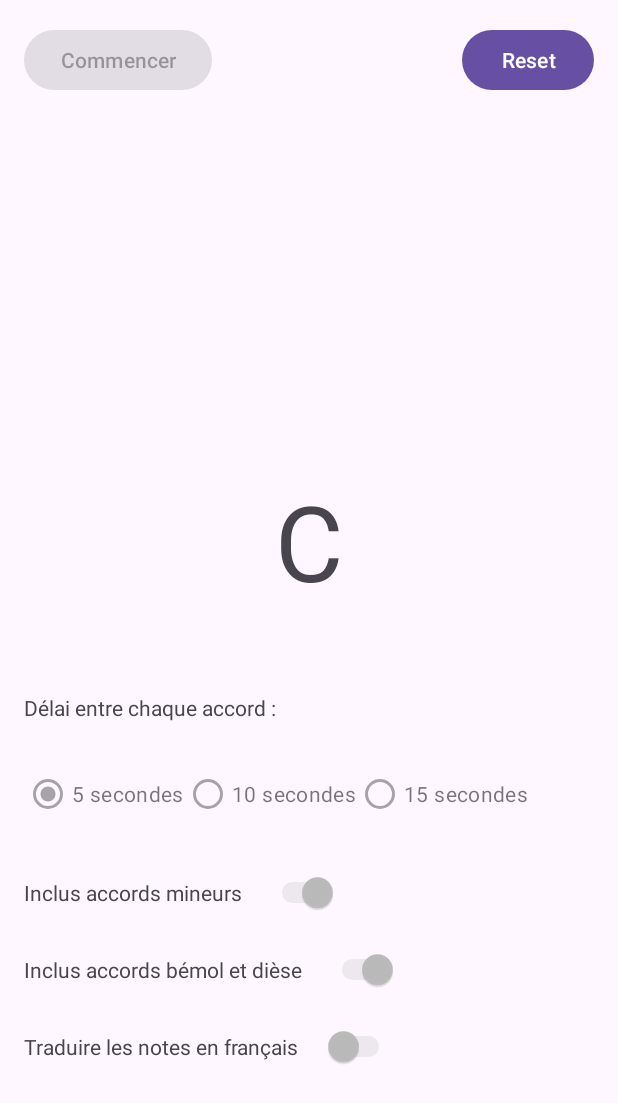
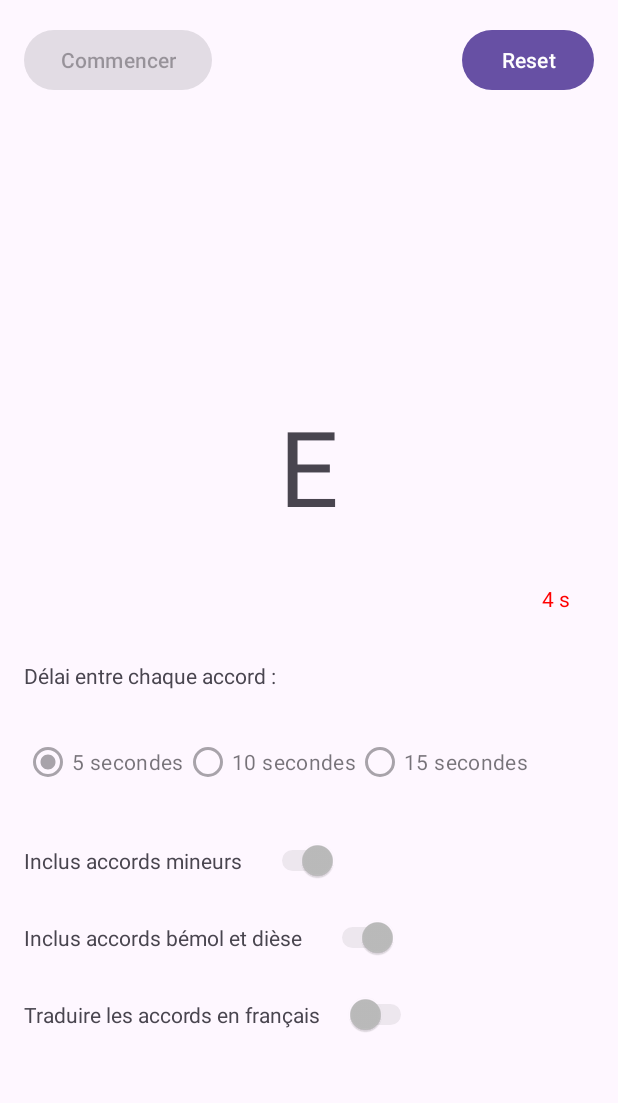
Before and after one commit to GodWindows/PianoChords, an Android app: the screen it shows after launch (MainActivity), after a tap on "Commencer", on a phone screen of 412 x 824 dp. Shown: the top 1103 px of the screen. Run offline under Robolectric (Android 15) with nearby library versions, the phone set to English and light mode, and no system bars.

Commit message:
Added a timer for the user to see the time left to recongnize each chord

```diff
--- a/app/src/main/java/com/godwindows/pianochords/Chord.java
+++ b/app/src/main/java/com/godwindows/pianochords/Chord.java
@@ -1,6 +1,7 @@
 package com.godwindows.pianochords;
 
 import java.util.ArrayList;
+import java.util.Collections;
 import java.util.HashMap;
 
 public enum Chord {
@@ -111,6 +112,7 @@ public enum Chord {
             allChords.add(A_MAJOR_SHARP);
             allChords.add(B_MAJOR_FLAT);
         }
+        Collections.shuffle(allChords);//Shuffle the chords in order to have a different order at each call
         return allChords;
     }
 
--- a/app/src/main/java/com/godwindows/pianochords/MainActivity.java
+++ b/app/src/main/java/com/godwindows/pianochords/MainActivity.java
@@ -1,5 +1,6 @@
 package com.godwindows.pianochords;
 
+import android.graphics.Color;
 import android.os.Bundle;
 import android.os.Handler;
 import android.os.Looper;
@@ -33,6 +34,7 @@ public class MainActivity extends AppCompatActivity {
     private TextView chordMainText;
     private TextView chordExponantText;
     private TextView chordSubscriptText;
+    private TextView timerText;
     private Button resetButton;
     private Button startButton;
     private RadioButton smallValueRadio ;
@@ -42,7 +44,8 @@ public class MainActivity extends AppCompatActivity {
     private Switch minorSwitch;
     private Switch flatAndSharpSwitch;
     private Switch traductionSwitch;
-    private Handler myHandler;
+    private Handler chordHandler;
+    private Handler timerHandler;
 
     /*The following values can be changed if you want to custom the delay duration between two chords.
     Just make sure to change the 'string.xml' file accordingly on the firstValue, secondValue and thirdValue keys*/
@@ -50,7 +53,6 @@ public class MainActivity extends AppCompatActivity {
     private final int MEDIUM_DURATION = 10000;
     private final int LARGE_DURATION = 15000;
     private int delay ;
-    private  boolean[] running = {true};//This variable will be signal to know if the app can continue swiping chords or if the app has to stop swiping( when "reset" is pressed for example)
 
     @Override
     protected void onCreate(Bundle savedInstanceState) {
@@ -59,6 +61,7 @@ public class MainActivity extends AppCompatActivity {
         chordMainText =  findViewById(R.id.chordMainText);
         chordExponantText =  findViewById(R.id.chordExponantText);
         chordSubscriptText =  findViewById(R.id.chordSubscriptText);
+        timerText = findViewById(R.id.timerText);
         resetButton = (Button) findViewById(R.id.resetButton);
         startButton = (Button) findViewById(R.id.startButton);
         smallValueRadio = findViewById(R.id.smallValueRadio);
@@ -73,24 +76,55 @@ public class MainActivity extends AppCompatActivity {
     }
     /* This method will go through all the needed chords and put them on the screen, one after another */
     protected void swipeChords(int timeGap){
-        myHandler = new Handler(Looper.getMainLooper());
+        chordHandler = new Handler(Looper.getMainLooper());
         ArrayList<Chord> chords = Chord.getChords(minorSwitch.isChecked(), flatAndSharpSwitch.isChecked()); //Get all the needed chords from the Chord enum and put them in an chord array
         updateChordText(chords.get(0));//Put the first chord on the screen without any delay
+        setTimer(timeGap/1000);
         final int[] i={1};// an index variable to browse the chord array
-        myHandler.postDelayed(
+        chordHandler.postDelayed(
                 new Runnable() {
                     @Override
                     public void run() {
-                        if (i[0] < chords.size() && running[0]) {//If the index is still in the chord array's bounds and the "reset" button has not been pressed
+                        if (i[0] < chords.size()) {//If the index is still in the chord array's bounds
                             updateChordText(chords.get(i[0]));//Put the next chord on the screen
+                            setTimer(timeGap/1000);
                             i[0]++;
-                            myHandler.postDelayed(this, timeGap);// Re-launch the runnable for the next index in the chord array
+                            chordHandler.postDelayed(this, timeGap);// Re-launch the runnable for the next index in the chord array
                         }else if (i[0]==chords.size()){ // If the chord array is entirely read
                             resetButton.callOnClick(); //stop the swiping
                         }
                     }
                 },
                 timeGap
+        );
+    }
+
+
+    //Launch a timer on the screen
+    protected void setTimer(int time){
+        timerText.setTextColor(chordMainText.getTextColors());//Restore the timer to the default color of text
+        int[] seconds = {time};
+        timerHandler = new Handler(Looper.getMainLooper());
+        if (seconds[0] <=5){
+            timerText.setTextColor(Color.RED);//Change the color to red when there is less then 5 seconds left
+        }
+        timerText.setText(seconds[0] + " s");//Update the timer on the screen
+        seconds[0]--;
+        timerHandler.postDelayed(
+                new Runnable() {
+                    @Override
+                    public void run() {
+                        if (seconds[0] >0) {
+                            if (seconds[0] <=5){
+                                timerText.setTextColor(Color.RED);
+                            }
+                            timerText.setText(seconds[0] + " s");
+                            seconds[0]--;
+                            timerHandler.postDelayed(this, 1000);// Re-launch the runnable to continue the timer
+                        }
+                    }
+                },
+                1000
         );
     }
 
@@ -104,7 +138,6 @@ public class MainActivity extends AppCompatActivity {
                 new View.OnClickListener() {
                     @Override
                     public void onClick(View v) {
-                        running[0] = true; //Allow the swiping
                         startButton.setEnabled(false);
                         resetButton.setEnabled(true);
                         disableOptions();
@@ -118,11 +151,12 @@ public class MainActivity extends AppCompatActivity {
                     @Override
                     public void onClick(View v) {
                         clearChordText();
+                        timerText.setText("");
                         resetButton.setEnabled(false);
                         startButton.setEnabled(true);
                         enableOptions();
-                        running[0] = false;
-                        myHandler.removeCallbacksAndMessages(null);
+                        chordHandler.removeCallbacksAndMessages(null);
+                        timerHandler.removeCallbacksAndMessages(null);
                     }
                 }
         );
--- a/app/src/main/res/layout/activity_main.xml
+++ b/app/src/main/res/layout/activity_main.xml
@@ -21,12 +21,11 @@
                 android:layout_height="match_parent">
 
 
-
                 <TextView
                     android:id="@+id/chordMainText"
                     android:layout_width="wrap_content"
                     android:layout_height="wrap_content"
-                    android:layout_marginTop="250dp"
+                    android:layout_marginTop="200dp"
                     android:textSize="70dp"
                     app:layout_constraintEnd_toEndOf="parent"
                     app:layout_constraintStart_toStartOf="parent"
@@ -48,6 +47,15 @@
                     android:layout_marginTop="-48dp"
                     android:textSize="35dp"
                     app:layout_constraintStart_toEndOf="@+id/chordMainText"
+                    app:layout_constraintTop_toBottomOf="@+id/chordMainText" />
+
+                <TextView
+                    android:id="@+id/timerText"
+                    android:layout_width="wrap_content"
+                    android:layout_height="wrap_content"
+                    android:layout_marginTop="32dp"
+                    android:layout_marginEnd="32dp"
+                    app:layout_constraintEnd_toEndOf="parent"
                     app:layout_constraintTop_toBottomOf="@+id/chordMainText" />
 
                 <Button
@@ -76,10 +84,10 @@
                     android:layout_width="wrap_content"
                     android:layout_height="wrap_content"
                     android:layout_marginStart="16dp"
-                    android:layout_marginTop="55dp"
+                    android:layout_marginTop="32dp"
                     android:text="@string/delayTitle"
                     app:layout_constraintStart_toStartOf="parent"
-                    app:layout_constraintTop_toBottomOf="@+id/chordSubscriptText" />
+                    app:layout_constraintTop_toBottomOf="@+id/timerText" />
 
                 <RadioGroup
                     android:id="@+id/radioGroup"
--- a/app/src/main/res/values/strings.xml
+++ b/app/src/main/res/values/strings.xml
@@ -8,5 +8,5 @@
     <string name="thirdValue">15 secondes </string>
     <string name="includeMinorsTitle">Inclus accords mineurs </string>
     <string name="includeFlatAndSharpTitle">Inclus accords bémol et dièse </string>
-    <string name="traductionTitle">Traduire les notes en français</string>
+    <string name="traductionTitle">Traduire les accords en français</string>
 </resources>
```
